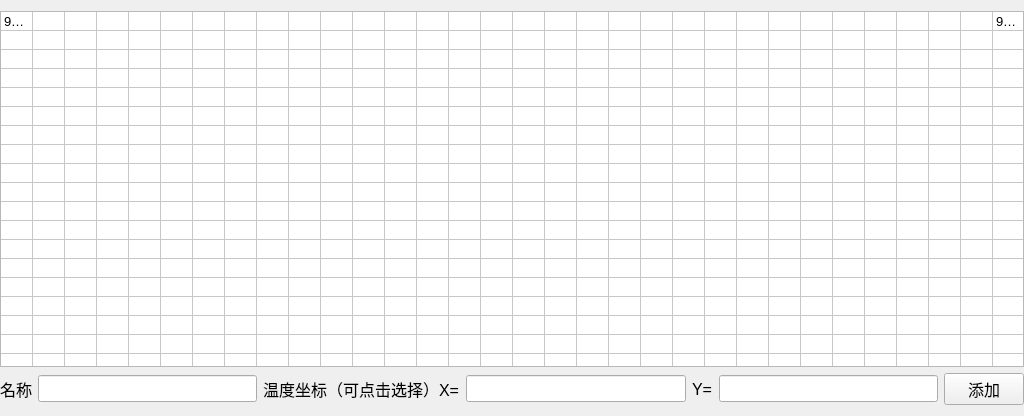
Before: the Qt Designer form add.ui in 851896022/MCU90640_Test, drawn with Qt 5.
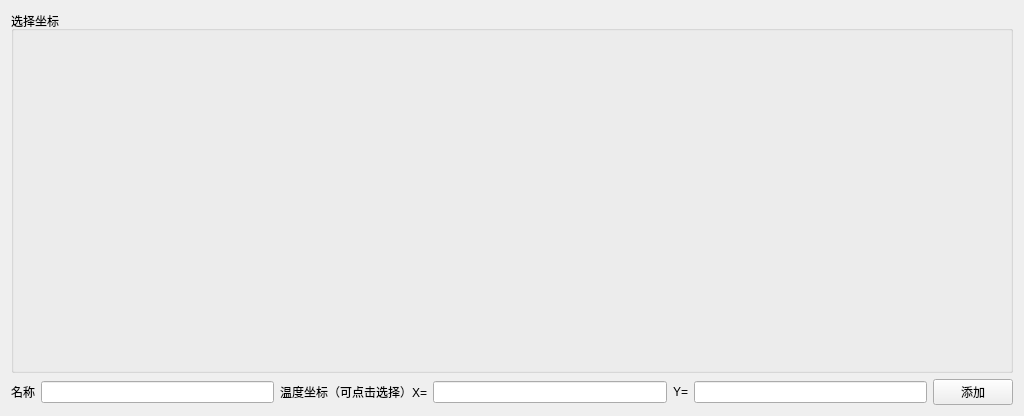
After: the same form once the commit is applied.

```diff
--- a/add.ui
+++ b/add.ui
@@ -10,160 +10,15 @@
     <height>416</height>
    </rect>
   </property>
-  <property name="font">
-   <font>
-    <family>Arial</family>
-    <pointsize>12</pointsize>
-   </font>
-  </property>
   <property name="windowTitle">
    <string>Frame</string>
   </property>
-  <layout class="QVBoxLayout" name="verticalLayout">
-   <property name="leftMargin">
-    <number>0</number>
-   </property>
-   <property name="rightMargin">
-    <number>0</number>
-   </property>
+  <layout class="QVBoxLayout" name="verticalLayout" stretch="1,0">
    <item>
-    <widget class="QTableWidget" name="tableWidget">
-     <property name="font">
-      <font>
-       <family>Arial</family>
-       <pointsize>10</pointsize>
-      </font>
+    <widget class="QGroupBox" name="groupBox">
+     <property name="title">
+      <string>选择坐标</string>
      </property>
-     <property name="verticalScrollBarPolicy">
-      <enum>Qt::ScrollBarAlwaysOff</enum>
-     </property>
-     <property name="horizontalScrollBarPolicy">
-      <enum>Qt::ScrollBarAlwaysOff</enum>
-     </property>
-     <property name="autoScroll">
-      <bool>false</bool>
-     </property>
-     <property name="editTriggers">
-      <set>QAbstractItemView::NoEditTriggers</set>
-     </property>
-     <property name="selectionMode">
-      <enum>QAbstractItemView::SingleSelection</enum>
-     </property>
-     <property name="wordWrap">
-      <bool>false</bool>
-     </property>
-     <property name="rowCount">
-      <number>24</number>
-     </property>
-     <property name="columnCount">
-      <number>32</number>
-     </property>
-     <attribute name="horizontalHeaderVisible">
-      <bool>false</bool>
-     </attribute>
-     <attribute name="horizontalHeaderDefaultSectionSize">
-      <number>32</number>
-     </attribute>
-     <attribute name="horizontalHeaderHighlightSections">
-      <bool>false</bool>
-     </attribute>
-     <attribute name="horizontalHeaderMinimumSectionSize">
-      <number>20</number>
-     </attribute>
-     <attribute name="verticalHeaderVisible">
-      <bool>false</bool>
-     </attribute>
-     <attribute name="verticalHeaderDefaultSectionSize">
-      <number>15</number>
-     </attribute>
-     <attribute name="verticalHeaderHighlightSections">
-      <bool>false</bool>
-     </attribute>
-     <attribute name="verticalHeaderMinimumSectionSize">
-      <number>12</number>
-     </attribute>
-     <attribute name="verticalHeaderShowSortIndicator" stdset="0">
-      <bool>false</bool>
-     </attribute>
-     <attribute name="verticalHeaderStretchLastSection">
-      <bool>false</bool>
-     </attribute>
-     <row/>
-     <row/>
-     <row/>
-     <row/>
-     <row/>
-     <row/>
-     <row/>
-     <row/>
-     <row/>
-     <row/>
-     <row/>
-     <row/>
-     <row/>
-     <row/>
-     <row/>
-     <row/>
-     <row/>
-     <row/>
-     <row/>
-     <row/>
-     <row/>
-     <row/>
-     <row/>
-     <row/>
-     <column/>
-     <column/>
-     <column/>
-     <column/>
-     <column/>
-     <column/>
-     <column/>
-     <column/>
-     <column/>
-     <column/>
-     <column/>
-     <column/>
-     <column/>
-     <column/>
-     <column/>
-     <column/>
-     <column/>
-     <column/>
-     <column/>
-     <column/>
-     <column/>
-     <column/>
-     <column/>
-     <column/>
-     <column/>
-     <column/>
-     <column/>
-     <column/>
-     <column/>
-     <column/>
-     <column/>
-     <column/>
-     <item row="0" column="0">
-      <property name="text">
-       <string>99.9</string>
-      </property>
-     </item>
-     <item row="0" column="31">
-      <property name="text">
-       <string>99.9</string>
-      </property>
-     </item>
-     <item row="23" column="0">
-      <property name="text">
-       <string>99.9</string>
-      </property>
-     </item>
-     <item row="23" column="31">
-      <property name="text">
-       <string>99.9</string>
-      </property>
-     </item>
     </widget>
    </item>
    <item>
```
